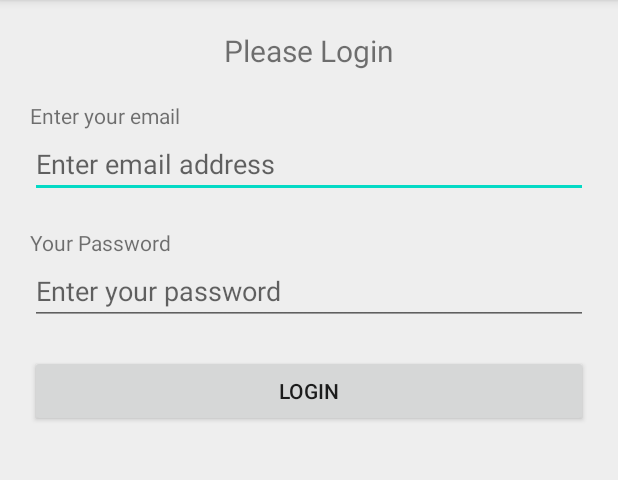
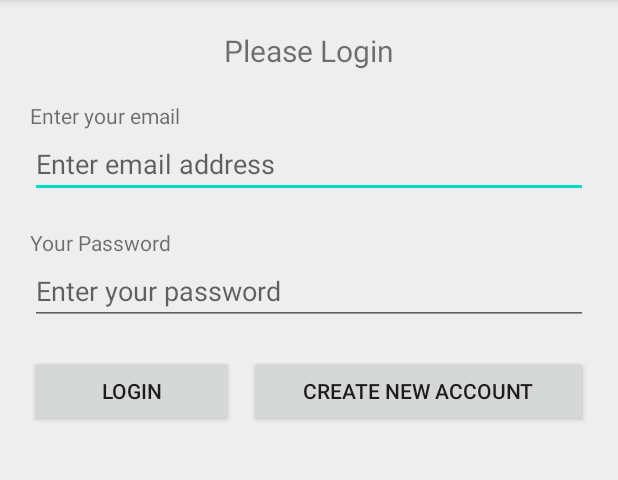
Before and after one commit to devjayantmalik/Blogger, an Android app: the screen it shows after launch (LoginActivity), on a phone screen of 412 x 824 dp, the part 84-564 px from its top. Run offline under Robolectric (Android 15) with nearby library versions, the phone set to English and light mode, and no system bars.

Commit message:
removed main activity and added wireframe navigation

```diff
--- a/app/src/main/AndroidManifest.xml
+++ b/app/src/main/AndroidManifest.xml
@@ -9,7 +9,7 @@
         android:roundIcon="@mipmap/ic_launcher_round"
         android:supportsRtl="true"
         android:theme="@style/AppTheme">
-        <activity android:name=".DashboardActivity"></activity>
+        <activity android:name=".DashboardActivity" />
         <activity android:name=".ViewPostActivity" />
         <activity android:name=".NewPostActivity" />
         <activity android:name=".SignupActivity" />
@@ -20,7 +20,6 @@
                 <category android:name="android.intent.category.LAUNCHER" />
             </intent-filter>
         </activity>
-        <activity android:name=".MainActivity" />
     </application>
 
 </manifest>
--- a/app/src/main/res/layout/activity_dashboard.xml
+++ b/app/src/main/res/layout/activity_dashboard.xml
@@ -25,6 +25,7 @@
 
         <Button
             android:id="@+id/btnNewPost"
+            android:onClick="onBtnNewPostClick"
             android:layout_width="match_parent"
             android:layout_height="wrap_content"
             android:text="Add New Post"
--- a/app/src/main/res/layout/activity_login.xml
+++ b/app/src/main/res/layout/activity_login.xml
@@ -41,12 +41,34 @@
         android:hint="Enter your password"
         android:inputType="textPassword" />
 
-    <Button
+    <LinearLayout
         android:layout_width="match_parent"
-        android:layout_height="wrap_content"
+        android:orientation="horizontal"
         android:layout_marginTop="20dp"
-        android:text="Login"
-        />
+        android:layout_height="wrap_content">
+
+        <Button
+            android:id="@+id/btnLogin"
+            android:layout_width="wrap_content"
+            android:layout_height="wrap_content"
+            android:text="Login"
+            android:onClick="onBtnLoginClick"
+            android:layout_weight="1"
+            />
+
+        <Button
+            android:id="@+id/btnSignup"
+            android:layout_width="wrap_content"
+            android:layout_height="wrap_content"
+            android:text="Create New Account"
+            android:onClick="onBtnSignupClick"
+            android:layout_weight="1"
+            android:layout_marginLeft="10dp"
+            />
+
+
+    </LinearLayout>
+
 
 
 </LinearLayout>
```
Also changed, not shown: app/src/main/java/com/developbharat/blogger/DashboardActivity.java (+16 -0 lines), app/src/main/java/com/developbharat/blogger/LoginActivity.java (+13 -0 lines), app/src/main/java/com/developbharat/blogger/MainActivity.java (deleted, +0 -14 lines), app/src/main/res/layout/activity_main.xml (deleted, +0 -43 lines).
